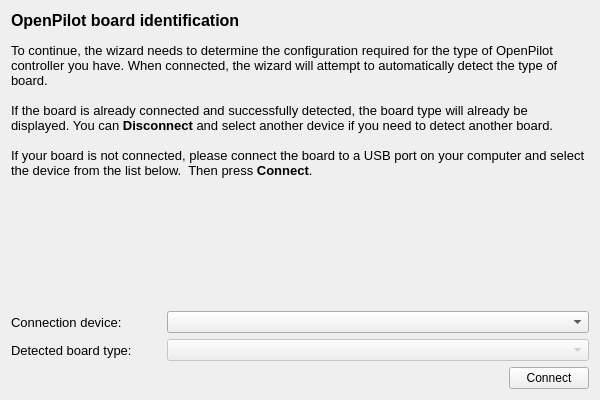
Qt form ground/openpilotgcs/src/plugins/setupwizard/pages/controllerpage.ui (openpilot/OpenPilot) before a commit.
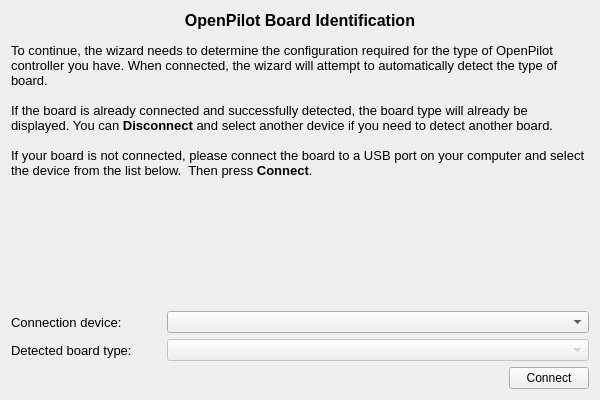
The same form after that commit.

The edit to the form file:
```diff
--- a/ground/openpilotgcs/src/plugins/setupwizard/pages/controllerpage.ui
+++ b/ground/openpilotgcs/src/plugins/setupwizard/pages/controllerpage.ui
@@ -33,7 +33,7 @@
 &lt;html&gt;&lt;head&gt;&lt;meta name=&quot;qrichtext&quot; content=&quot;1&quot; /&gt;&lt;style type=&quot;text/css&quot;&gt;
 p, li { white-space: pre-wrap; }
 &lt;/style&gt;&lt;/head&gt;&lt;body style=&quot; font-family:'MS Shell Dlg 2'; font-size:8pt; font-weight:400; font-style:normal;&quot;&gt;
-&lt;p style=&quot; margin-top:0px; margin-bottom:0px; margin-left:0px; margin-right:0px; -qt-block-indent:0; text-indent:0px;&quot;&gt;&lt;span style=&quot; font-size:12pt; font-weight:600;&quot;&gt;OpenPilot board identification&lt;/span&gt;&lt;/p&gt;
+&lt;p align=&quot;center&quot; style=&quot; margin-top:0px; margin-bottom:0px; margin-left:0px; margin-right:0px; -qt-block-indent:0; text-indent:0px;&quot;&gt;&lt;span style=&quot; font-size:12pt; font-weight:600;&quot;&gt;OpenPilot Board Identification&lt;/span&gt;&lt;/p&gt;
 &lt;p style=&quot;-qt-paragraph-type:empty; margin-top:0px; margin-bottom:0px; margin-left:0px; margin-right:0px; -qt-block-indent:0; text-indent:0px;&quot;&gt;&lt;br /&gt;&lt;/p&gt;
 &lt;p style=&quot; margin-top:0px; margin-bottom:0px; margin-left:0px; margin-right:0px; -qt-block-indent:0; text-indent:0px;&quot;&gt;&lt;span style=&quot; font-size:10pt;&quot;&gt;To continue, the wizard needs to determine the configuration required for the type of OpenPilot controller you have. When connected, the wizard will attempt to automatically detect the type of board.&lt;/span&gt;&lt;/p&gt;
 &lt;p style=&quot;-qt-paragraph-type:empty; margin-top:0px; margin-bottom:0px; margin-left:0px; margin-right:0px; -qt-block-indent:0; text-indent:0px; font-size:10pt;&quot;&gt;&lt;br /&gt;&lt;/p&gt;
```
